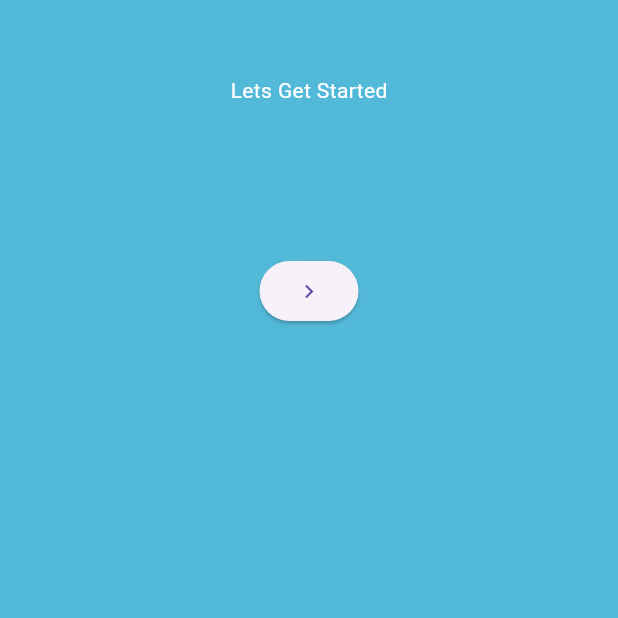
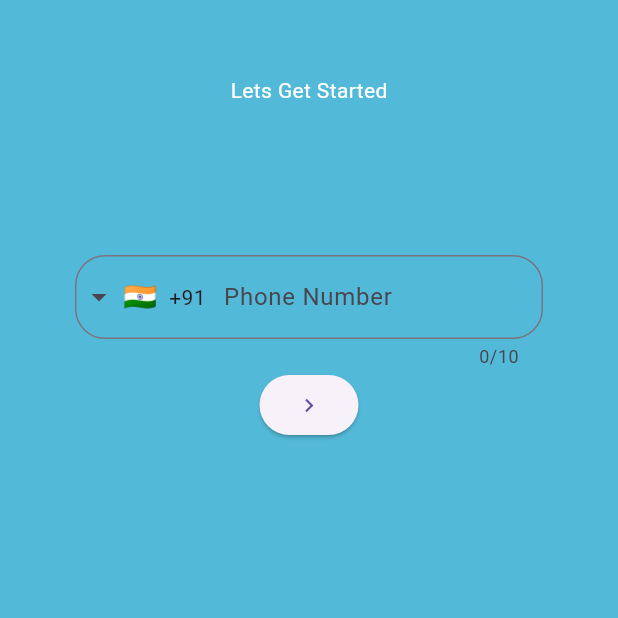
Before and after one commit to pupup2002/original-pupup, a Flutter app: the screen it shows after launch, after a tap on "CREATE ACCOUNT", after a tap on the "keyboard arrow right" icon, on a phone screen of 412 x 824 dp, the top half of it. Run offline on Flutter 3.47's test engine with Material 3 defaults, Android fonts, the light colour scheme and no system bars; drawn by our look-alikes of intl_phone_field; our stand-ins replace firebase_auth, firebase_core, flutter_svg, google_fonts, google_sign_in; accounts and stored records are empty; network calls fail.

Commit message:
phone and google authentication

```diff
--- a/lib/SignUp_Buttons.dart
+++ b/lib/SignUp_Buttons.dart
@@ -4,6 +4,7 @@ import 'package:flutter/foundation.dart';
 import 'package:flutter/material.dart';
 import 'package:flutter_svg/svg.dart';
 import 'package:google_fonts/google_fonts.dart';
+import 'package:original_pupup/User_Name.dart';
 
 import 'authServices/auth.dart';
 import 'home.dart';
@@ -43,9 +44,12 @@ class SignUpButtons extends StatelessWidget {
                 ),
               ],
             ),
+            // ElevatedButton(onPressed: (){
+            //   phoneNumber('username');
+            // }, child: Text('dabao jorse'),),
 
             const SizedBox(
-              height: 200,
+              height: 180,
             ),
 
             // CREATE ACCOUNT PHONE NUMBER BUTTON
--- a/lib/phone_screen.dart
+++ b/lib/phone_screen.dart
@@ -1,6 +1,10 @@
 
 
+import 'package:firebase_auth/firebase_auth.dart';
 import 'package:flutter/material.dart';
+import 'package:intl_phone_field/intl_phone_field.dart';
+
+import 'OTP_screen.dart';
 
 
 class PhoneNoAuth extends StatefulWidget {
@@ -40,45 +44,45 @@ class _PhoneNoAuthState extends State<PhoneNoAuth> {
 
               SizedBox(height: 100,),
 
-              // IntlPhoneField(
-              //   keyboardType: TextInputType.phone,
-              //
-              //   decoration: InputDecoration(
-              //     labelText: 'Phone Number',
-              //     border: OutlineInputBorder(
-              //       borderRadius: BorderRadius.circular(20)
-              //
-              //     ),
-              //   ),
-              //   initialCountryCode: 'IN',
-              //   onChanged: (phone) {
-              //     phoneNumberInput=phone.completeNumber;
-              //   },
-              // ),
+              IntlPhoneField(
+                keyboardType: TextInputType.phone,
+
+                decoration: InputDecoration(
+                  labelText: 'Phone Number',
+                  border: OutlineInputBorder(
+                    borderRadius: BorderRadius.circular(20)
+
+                  ),
+                ),
+                initialCountryCode: 'IN',
+                onChanged: (phone) {
+                  phoneNumberInput=phone.completeNumber;
+                },
+              ),
 
 
               ElevatedButton(
 
-                onPressed: (){},
 
-                // onPressed: () async {
-                //   await FirebaseAuth.instance.verifyPhoneNumber(
-                //     verificationCompleted: (PhoneAuthCredential credential) {},
-                //     verificationFailed: (FirebaseAuthException ex) {},
-                //     codeSent: (String verificationid, int? resendToken) {
-                //       Navigator.push(
-                //         context,
-                //         MaterialPageRoute(
-                //           builder: (context) => OtpScreen(
-                //             verificationID: verificationid,
-                //           ),
-                //         ),
-                //       );
-                //     },
-                //     codeAutoRetrievalTimeout: (String verificationId) {},
-                //     phoneNumber: phoneNumberInput.toString(),
-                //   );
-                // },
+
+                onPressed: () async {
+                  await FirebaseAuth.instance.verifyPhoneNumber(
+                    verificationCompleted: (PhoneAuthCredential credential) {},
+                    verificationFailed: (FirebaseAuthException ex) {},
+                    codeSent: (String verificationid, int? resendToken) {
+                      Navigator.push(
+                        context,
+                        MaterialPageRoute(
+                          builder: (context) => OtpScreen(
+                            verificationID: verificationid,
+                          ),
+                        ),
+                      );
+                    },
+                    codeAutoRetrievalTimeout: (String verificationId) {},
+                    phoneNumber: phoneNumberInput.toString(),
+                  );
+                },
                 child: const Icon(Icons.keyboard_arrow_right),
               ),
             ],
--- a/lib/pupup_start.dart
+++ b/lib/pupup_start.dart
@@ -1,4 +1,5 @@
 import 'package:flutter/material.dart';
+import 'package:original_pupup/User_Name.dart';
 import 'package:original_pupup/phone_screen.dart';
 import 'package:original_pupup/pupup_startScreen.dart';
 import 'package:original_pupup/signup_page.dart';
@@ -34,6 +35,9 @@ class _PupStartState extends State<PupStart> {
     if (activeScreen == 'phoneNumberScreen') {
       screenWidget = const PhoneNoAuth();
     }
+    // if (activeScreen == 'username') {
+    //   screenWidget = const UserName();
+    // }
 
     return MaterialApp(
       home: Scaffold(
--- a/pubspec.yaml
+++ b/pubspec.yaml
@@ -40,6 +40,7 @@ dependencies:
   firebase_core: ^3.1.1
   firebase_auth: ^5.1.1
   google_sign_in: ^6.2.1
+  intl_phone_field: ^3.2.0
 
 dev_dependencies:
   flutter_test:
```
Also changed, not shown: lib/OTP_screen.dart (+23 -21 lines), lib/User_Name.dart (+15 -9 lines), pubspec.lock, 3 other files.
